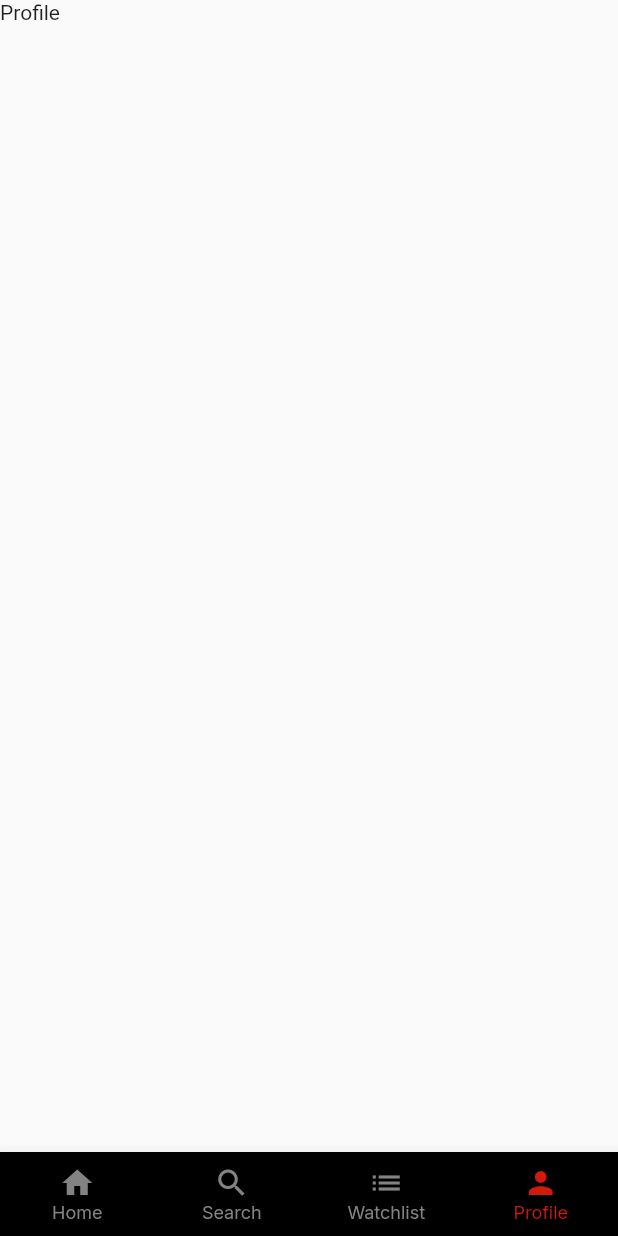
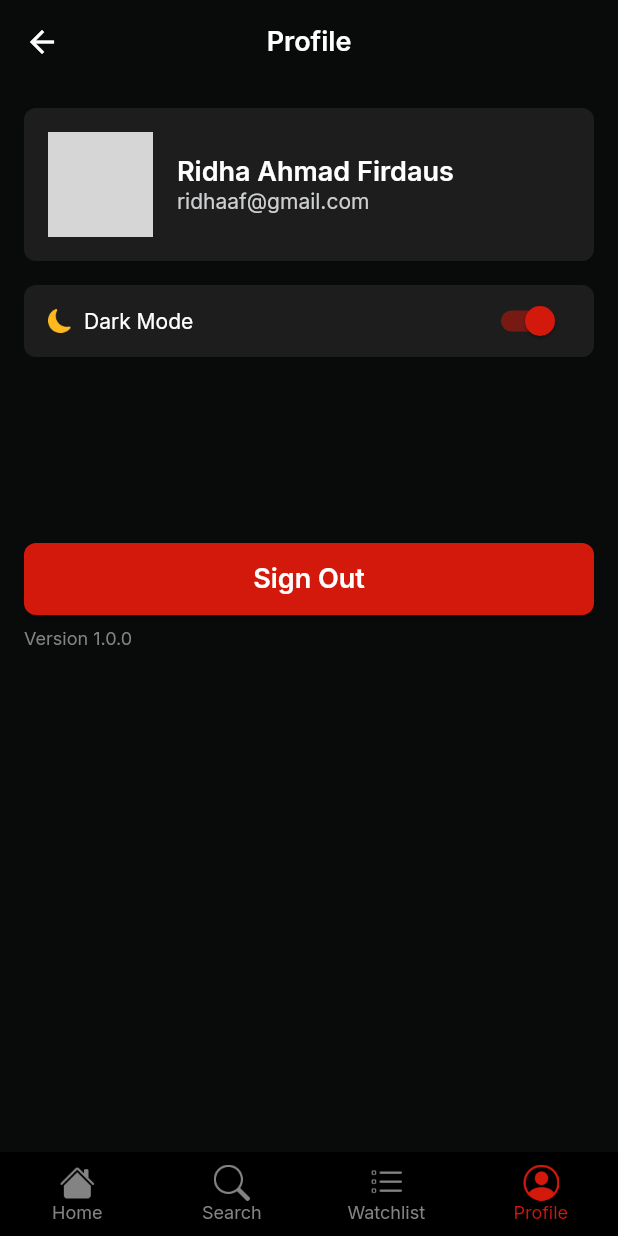
Before and after one commit to RidhaAF/movie_room, a Flutter app: the MainPage screen opened by its route, item 4 of the bottom bar chosen, on a phone screen of 412 x 824 dp. Run offline on Flutter 3.47's test engine with Material 2 defaults, Android fonts, the light colour scheme and no system bars; our stand-ins replace carousel_slider, google_fonts; network calls fail; grey boxes are pictures that could not be loaded.

Commit message:
Add Profile Page

```diff
--- a/lib/main.dart
+++ b/lib/main.dart
@@ -2,7 +2,10 @@
 import 'package:movie_room/pages/auth/sign_in_page.dart';
 import 'package:movie_room/pages/home/home_page.dart';
 import 'package:movie_room/pages/main_page.dart';
+import 'package:movie_room/pages/profile/profile_page.dart';
+import 'package:movie_room/pages/search/search_page.dart';
 import 'package:movie_room/pages/splash_page.dart';
+import 'package:movie_room/pages/watchlist/watchlist_page.dart';
 
 void main() {
   runApp(const MyApp());
@@ -20,6 +23,9 @@
         '/sign-in': (context) => const SignInPage(),
         '/main': (context) => const MainPage(),
         '/home': (context) => const HomePage(),
+        '/search': (context) => const SearchPage(),
+        '/watchlist': (context) => const WatchlistPage(),
+        '/profile': (context) => const ProfilePage(),
       },
     );
   }
--- a/lib/pages/main_page.dart
+++ b/lib/pages/main_page.dart
@@ -1,6 +1,9 @@
 import 'package:flutter/material.dart';
 import 'package:google_fonts/google_fonts.dart';
 import 'package:movie_room/pages/home/home_page.dart';
+import 'package:movie_room/pages/profile/profile_page.dart';
+import 'package:movie_room/pages/search/search_page.dart';
+import 'package:movie_room/pages/watchlist/watchlist_page.dart';
 import 'package:movie_room/themes/theme.dart';
 
 class MainPage extends StatefulWidget {
@@ -14,9 +17,9 @@ class _MainPageState extends State<MainPage> {
   int _selectedIndex = 0;
   final List<Widget> _widgetOptions = <Widget>[
     const HomePage(),
-    const Text('Search'),
-    const Text('Watchlist'),
-    const Text('Profile'),
+    const SearchPage(),
+    const WatchlistPage(),
+    const ProfilePage(),
   ];
 
   void _onItemTapped(int index) {
@@ -40,21 +43,41 @@ class _MainPageState extends State<MainPage> {
         unselectedLabelStyle: GoogleFonts.inter(
           fontSize: 12,
         ),
-        items: const [
+        items: [
           BottomNavigationBarItem(
-            icon: Icon(Icons.home),
+            icon: Image.asset(
+              'assets/images/ic_home.png',
+              width: 24,
+              height: 24,
+              color: _selectedIndex == 0 ? primaryColor : mutedColor,
+            ),
             label: 'Home',
           ),
           BottomNavigationBarItem(
-            icon: Icon(Icons.search),
+            icon: Image.asset(
+              'assets/images/ic_search.png',
+              width: 24,
+              height: 24,
+              color: _selectedIndex == 1 ? primaryColor : mutedColor,
+            ),
             label: 'Search',
           ),
           BottomNavigationBarItem(
-            icon: Icon(Icons.list),
+            icon: Image.asset(
+              'assets/images/ic_watchlist.png',
+              width: 24,
+              height: 24,
+              color: _selectedIndex == 2 ? primaryColor : mutedColor,
+            ),
             label: 'Watchlist',
           ),
           BottomNavigationBarItem(
-            icon: Icon(Icons.person),
+            icon: Image.asset(
+              'assets/images/ic_profile.png',
+              width: 24,
+              height: 24,
+              color: _selectedIndex == 3 ? primaryColor : mutedColor,
+            ),
             label: 'Profile',
           ),
         ],
--- /dev/null
+++ b/lib/pages/profile/profile_page.dart
@@ -0,0 +1,160 @@
+import 'package:flutter/material.dart';
+import 'package:google_fonts/google_fonts.dart';
+import 'package:movie_room/themes/theme.dart';
+
+class ProfilePage extends StatefulWidget {
+  const ProfilePage({Key? key}) : super(key: key);
+
+  @override
+  State<ProfilePage> createState() => _ProfilePageState();
+}
+
+class _ProfilePageState extends State<ProfilePage> {
+  bool _value = true;
+
+  @override
+  Widget build(BuildContext context) {
+    Widget header() {
+      return Container(
+        padding: EdgeInsets.all(defaultMargin),
+        decoration: BoxDecoration(
+          color: darkGrayColor,
+          borderRadius: BorderRadius.circular(defaultRadius),
+        ),
+        child: Row(
+          children: [
+            ClipRRect(
+              borderRadius: BorderRadius.circular(50),
+              child: Image.network(
+                'https://cdn.pixabay.com/photo/2015/10/05/22/37/blank-profile-picture-973460__340.png',
+                width: 70,
+                height: 70,
+              ),
+            ),
+            SizedBox(width: defaultMargin),
+            Column(
+              crossAxisAlignment: CrossAxisAlignment.start,
+              children: [
+                Text(
+                  'Ridha Ahmad Firdaus',
+                  style: GoogleFonts.inter(
+                    color: whiteColor,
+                    fontSize: 18,
+                    fontWeight: semiBold,
+                  ),
+                ),
+                Text(
+                  'ridhaaf@gmail.com',
+                  style: GoogleFonts.inter(
+                    color: secondaryColor,
+                    fontSize: 14,
+                  ),
+                ),
+              ],
+            ),
+          ],
+        ),
+      );
+    }
+
+    Widget darkMode() {
+      return Container(
+        padding: EdgeInsets.symmetric(horizontal: defaultMargin),
+        decoration: BoxDecoration(
+          color: darkGrayColor,
+          borderRadius: BorderRadius.circular(defaultRadius),
+        ),
+        child: Row(
+          children: [
+            Image.asset(
+              'assets/images/ic_moon.png',
+              width: 16,
+              height: 16,
+            ),
+            const SizedBox(width: 8),
+            Expanded(
+              child: Text(
+                'Dark Mode',
+                style: GoogleFonts.inter(
+                  color: whiteColor,
+                  fontSize: 14,
+                ),
+              ),
+            ),
+            Switch.adaptive(
+              activeColor: primaryColor,
+              value: _value,
+              onChanged: (newValue) => setState(
+                () => _value = newValue,
+              ),
+            ),
+          ],
+        ),
+      );
+    }
+
+    Widget signOutButton() {
+      return ElevatedButton(
+        onPressed: () {
+          Navigator.pushNamedAndRemoveUntil(
+              context, '/sign-in', (route) => false);
+        },
+        style: primaryButtonStyle,
+        child: Container(
+          height: 48,
+          width: double.infinity,
+          alignment: Alignment.center,
+          child: Text(
+            'Sign Out',
+            style: GoogleFonts.inter(
+              color: whiteColor,
+              fontSize: 18,
+              fontWeight: semiBold,
+            ),
+          ),
+        ),
+      );
+    }
+
+    Widget appVersion() {
+      return Text(
+        'Version 1.0.0',
+        style: GoogleFonts.inter(
+          color: mutedColor,
+          fontSize: 12,
+        ),
+      );
+    }
+
+    return Scaffold(
+      appBar: AppBar(
+        backgroundColor: backgroundColor1,
+        centerTitle: true,
+        elevation: 0,
+        title: Text(
+          'Profile',
+          style: GoogleFonts.inter(
+            fontSize: 18,
+            fontWeight: semiBold,
+          ),
+        ),
+      ),
+      backgroundColor: backgroundColor1,
+      body: Container(
+        padding: EdgeInsets.all(defaultMargin),
+        child: Column(
+          crossAxisAlignment: CrossAxisAlignment.start,
+          children: [
+            header(),
+            SizedBox(height: defaultMargin),
+            darkMode(),
+            const SizedBox(height: 124),
+            signOutButton(),
+            const SizedBox(height: 8),
+            appVersion(),
+          ],
+        ),
+      ),
+    );
+  }
+}
```
